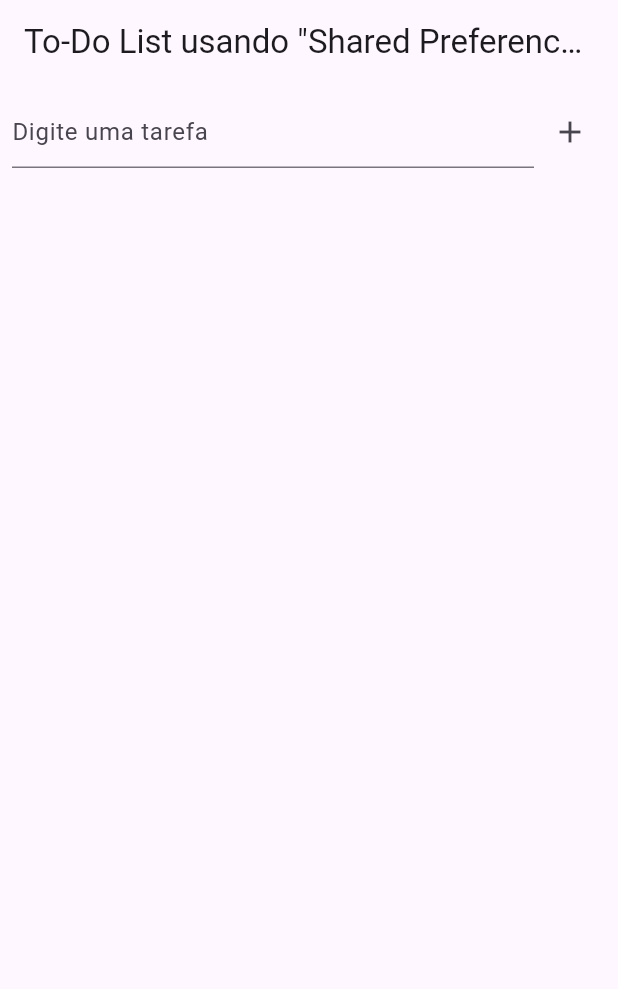
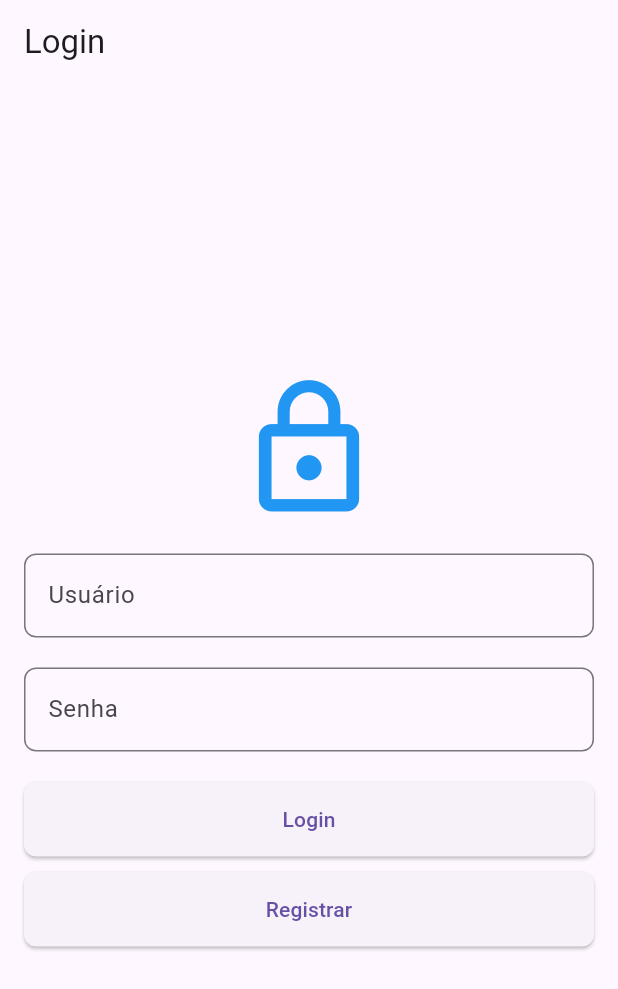
Before and after one commit to lzn1996/flutter-todolist, a Flutter app: the screen it shows after launch, on a phone screen of 412 x 824 dp. Shown: the top 989 px of the screen. Run offline on Flutter 3.47's test engine with Material 3 defaults, Android fonts, the phone set to English and light mode, and no system bars; our stand-ins replace shared_preferences.

Commit message:
adiciona funcionalidade de login e logout com Shared Preferences

```diff
--- a/lib/main.dart
+++ b/lib/main.dart
@@ -1,5 +1,7 @@
 import 'package:flutter/material.dart';
+import 'package:shared_preferences/shared_preferences.dart';
 import 'pages/home_page.dart';
+import 'pages/login_page.dart';
 
 void main() {
   runApp(const MyApp());
@@ -15,7 +17,37 @@ class MyApp extends StatelessWidget {
       theme: ThemeData(
         primarySwatch: Colors.blue,
       ),
-      home: const HomePage(),
+      initialRoute: '/',
+      routes: {
+        '/': (context) => const AuthWrapper(),
+        '/home': (context) => const HomePage(),
+        '/login': (context) => const LoginPage(),
+      },
     );
   }
 }
+
+class AuthWrapper extends StatelessWidget {
+  const AuthWrapper({Key? key}) : super(key: key);
+
+  Future<bool> _isLoggedIn() async {
+    final prefs = await SharedPreferences.getInstance();
+    return prefs.getString('username') != null && prefs.getString('password') != null;
+  }
+
+  @override
+  Widget build(BuildContext context) {
+    return FutureBuilder<bool>(
+      future: _isLoggedIn(),
+      builder: (context, snapshot) {
+        if (snapshot.connectionState == ConnectionState.waiting) {
+          return const CircularProgressIndicator();
+        } else if (snapshot.hasData && snapshot.data == true) {
+          return const HomePage();
+        } else {
+          return const LoginPage();
+        }
+      },
+    );
+  }
+}
--- /dev/null
+++ b/lib/pages/login_page.dart
@@ -0,0 +1,153 @@
+import 'package:flutter/material.dart';
+import 'package:shared_preferences/shared_preferences.dart';
+
+class LoginPage extends StatefulWidget {
+  const LoginPage({super.key});
+
+  @override
+  LoginPageState createState() => LoginPageState();
+}
+
+class LoginPageState extends State<LoginPage> {
+  final TextEditingController _usernameController = TextEditingController();
+  final TextEditingController _passwordController = TextEditingController();
+  final _formKey = GlobalKey<FormState>();
+  bool _isLoading = false;
+
+  Future<void> _login() async {
+    setState(() {
+      _isLoading = true;
+    });
+
+    if (_formKey.currentState?.validate() ?? false) {
+      final prefs = await SharedPreferences.getInstance();
+      final storedUsername = prefs.getString('username');
+      final storedPassword = prefs.getString('password');
+
+      if (_usernameController.text == storedUsername && _passwordController.text == storedPassword) {
+        if (mounted) {
+          Navigator.pushReplacementNamed(context, '/home');
+        }
+      } else {
+        if (mounted) {
+          ScaffoldMessenger.of(context).showSnackBar(
+            const SnackBar(content: Text('Usuário ou senha incorretos')),
+          );
+        }
+      }
+    }
+
+    setState(() {
+      _isLoading = false;
+    });
+  }
+
+  Future<void> _register() async {
+    setState(() {
+      _isLoading = true;
+    });
+
+    if (_formKey.currentState?.validate() ?? false) {
+      final prefs = await SharedPreferences.getInstance();
+      await prefs.setString('username', _usernameController.text);
+      await prefs.setString('password', _passwordController.text);
+      if (mounted) {
+        ScaffoldMessenger.of(context).showSnackBar(
+          const SnackBar(content: Text('Usuário registrado com sucesso')),
+        );
+      }
+    }
+
+    setState(() {
+      _isLoading = false;
+    });
+  }
+
+  @override
+  Widget build(BuildContext context) {
+    return Scaffold(
+      appBar: AppBar(
+        title: const Text('Login'),
+      ),
+      body: Center(
+        child: SingleChildScrollView(
+          padding: const EdgeInsets.all(16.0),
+          child: Form(
+            key: _formKey,
+            child: Column(
+              mainAxisAlignment: MainAxisAlignment.center,
+              children: [
+                const Icon(
+                  Icons.lock_outline,
+                  size: 100,
+                  color: Colors.blue,
+                ),
+                const SizedBox(height: 20),
+                TextFormField(
+                  controller: _usernameController,
+                  decoration: InputDecoration(
+                    labelText: 'Usuário',
+                    border: OutlineInputBorder(
+                      borderRadius: BorderRadius.circular(8.0),
+                    ),
+                  ),
+                  validator: (value) {
+                    if (value == null || value.isEmpty) {
+                      return 'Por favor, insira o nome de usuário';
+                    }
+                    return null;
+                  },
+                ),
+                const SizedBox(height: 20),
+                TextFormField(
+                  controller: _passwordController,
+                  decoration: InputDecoration(
+                    labelText: 'Senha',
+                    border: OutlineInputBorder(
+                      borderRadius: BorderRadius.circular(8.0),
+                    ),
+                  ),
+                  obscureText: true,
+                  validator: (value) {
+                    if (value == null || value.isEmpty) {
+                      return 'Por favor, insira a senha';
+                    }
+                    return null;
+                  },
+                ),
+                const SizedBox(height: 20),
+                _isLoading
+                    ? const CircularProgressIndicator()
+                    : Column(
+                        children: [
+                          ElevatedButton(
+                            onPressed: _login,
+                            style: ElevatedButton.styleFrom(
+                              minimumSize: const Size(double.infinity, 50),
+                              shape: RoundedRectangleBorder(
+                                borderRadius: BorderRadius.circular(8.0),
+                              ),
+                            ),
+                            child: const Text('Login'),
+                          ),
+                          const SizedBox(height: 10),
+                          ElevatedButton(
+                            onPressed: _register,
+                            style: ElevatedButton.styleFrom(
+                              minimumSize: const Size(double.infinity, 50),
+                              shape: RoundedRectangleBorder(
+                                borderRadius: BorderRadius.circular(8.0),
+                              ),
+                            ),
+                            child: const Text('Registrar'),
+                          ),
+                        ],
+                      ),
+              ],
+            ),
+          ),
+        ),
+      ),
+    );
+  }
+}
```
Also changed, not shown: lib/pages/home_page.dart (+16 -0 lines).
